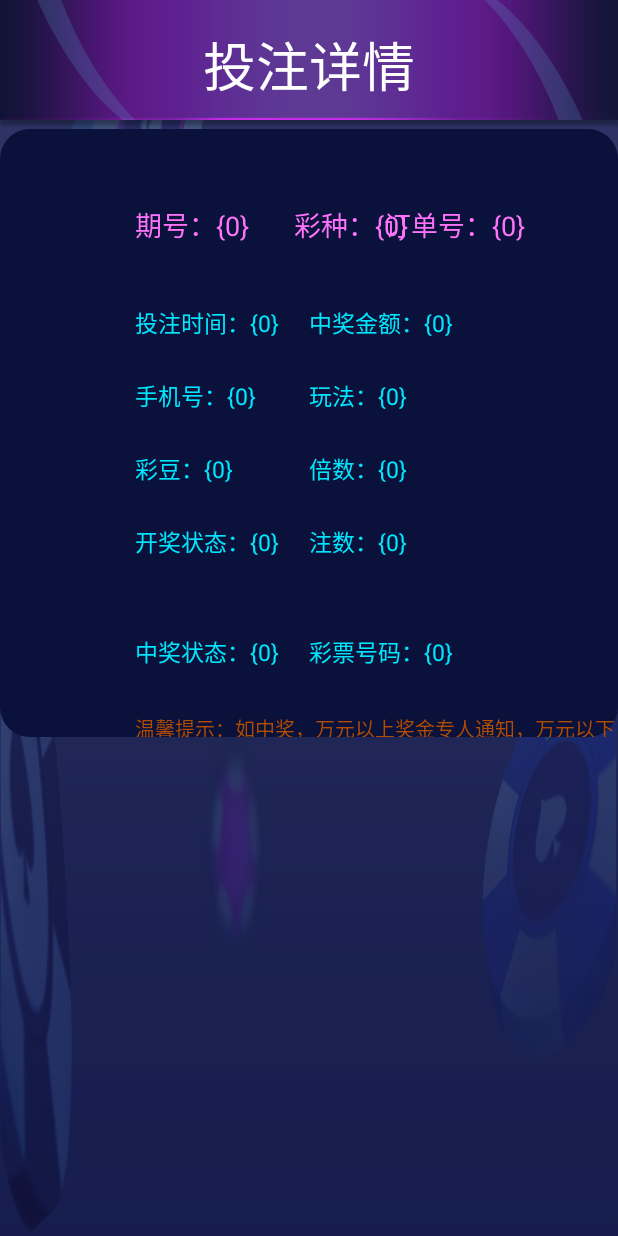
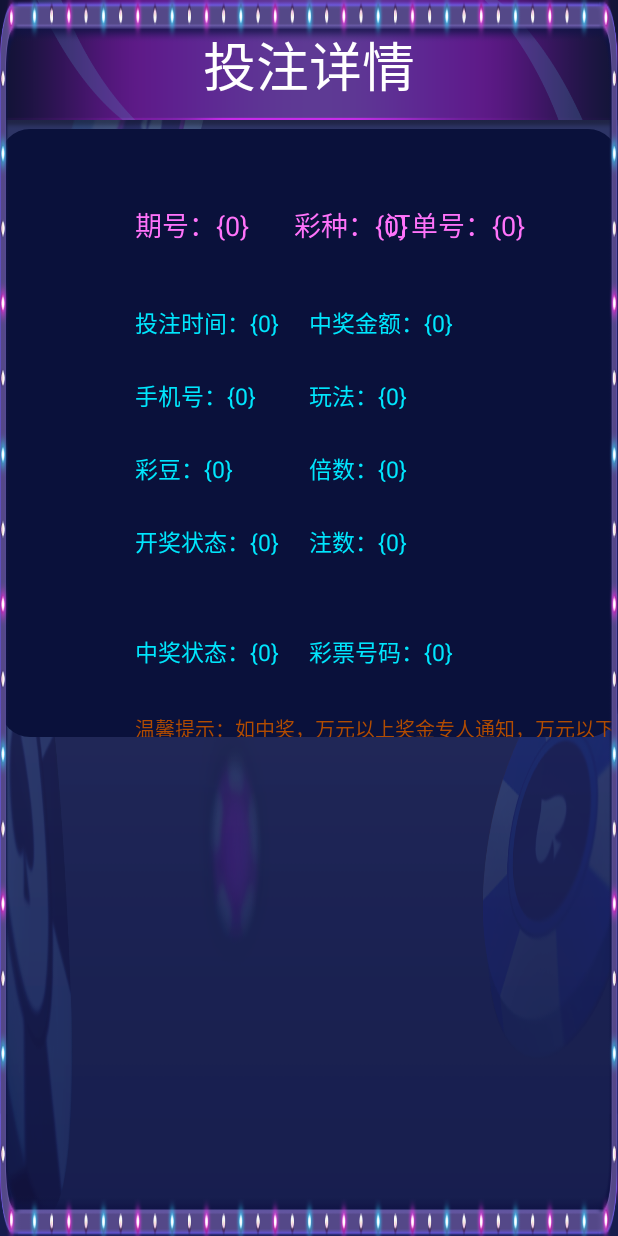
Before and after one commit to ycyangchun/XessMerchant, an Android app: the layout dialog_bet_detail.xml on its own in the app's theme, with its tools: preview values and no code run, on a phone screen of 412 x 824 dp. Run offline under Robolectric (Android 15) with nearby library versions, the phone set to English and light mode, and no system bars; plain views replace PercentRelativeLayout.

Commit message:
投注详情 2

```diff
--- a/app/src/main/res/layout/dialog_bet_detail.xml
+++ b/app/src/main/res/layout/dialog_bet_detail.xml
@@ -30,6 +30,10 @@
         android:id="@+id/detail_rl"
         android:layout_width="880dp"
         android:layout_height="405dp"
+        app:layout_heightPercent="75%"
+        app:layout_marginLeftPercent="7%"
+        app:layout_marginRightPercent="7%"
+        app:layout_widthPercent="86.4%"
         android:layout_below="@+id/top"
         android:layout_centerHorizontal="true"
         android:layout_centerVertical="true"
@@ -206,5 +210,13 @@
             android:textSize="13sp"
             android:layout_alignLeft="@+id/bet_issue_tv" />
     </RelativeLayout>
-
+    <View
+        android:layout_width="wrap_content"
+        android:layout_height="wrap_content"
+        android:background="@drawable/bg_main_border"
+        app:layout_heightPercent="75%"
+        app:layout_marginLeftPercent="7%"
+        app:layout_marginRightPercent="7%"
+        app:layout_marginTopPercent="14.8%"
+        app:layout_widthPercent="86.4%" />
 </com.zhy.android.percent.support.PercentRelativeLayout>
```
